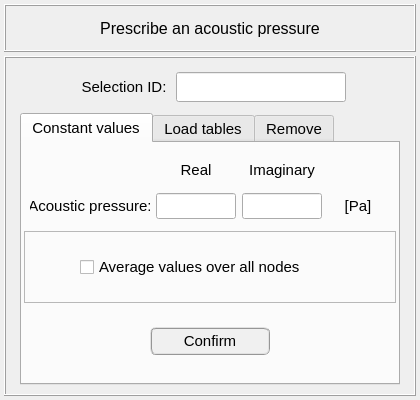
Qt form data/ui_files/model/acoustic/acoustic_pressure_input.ui (MOPT-UFSC/VIBRA) before a commit.
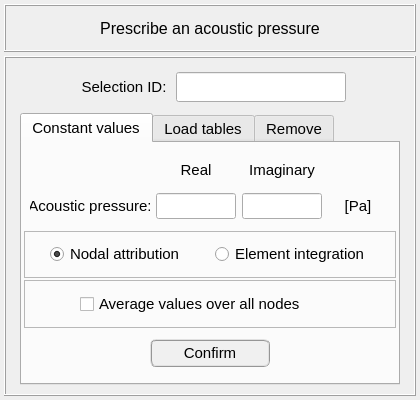
The same form after that commit.

Commit message: Add controls to acoustic model excitations #19

The edit to the form file:
```diff
--- a/data/ui_files/model/acoustic/acoustic_pressure_input.ui
+++ b/data/ui_files/model/acoustic/acoustic_pressure_input.ui
@@ -299,7 +299,7 @@
           <property name="spacing">
            <number>2</number>
           </property>
-          <item row="1" column="0">
+          <item row="2" column="0">
            <widget class="QFrame" name="frame_20">
             <property name="frameShape">
              <enum>QFrame::StyledPanel</enum>
@@ -330,7 +330,7 @@
             </layout>
            </widget>
           </item>
-          <item row="2" column="0">
+          <item row="3" column="0">
            <widget class="QFrame" name="frame_7">
             <property name="minimumSize">
              <size>
@@ -660,6 +660,89 @@
             </layout>
            </widget>
           </item>
+          <item row="1" column="0">
+           <widget class="QFrame" name="frame_24">
+            <property name="frameShape">
+             <enum>QFrame::StyledPanel</enum>
+            </property>
+            <property name="frameShadow">
+             <enum>QFrame::Raised</enum>
+            </property>
+            <layout class="QGridLayout" name="gridLayout_17">
+             <property name="leftMargin">
+              <number>0</number>
+             </property>
+             <property name="topMargin">
+              <number>0</number>
+             </property>
+             <property name="rightMargin">
+              <number>0</number>
+             </property>
+             <property name="bottomMargin">
+              <number>0</number>
+             </property>
+             <item row="0" column="0">
+              <widget class="QFrame" name="frame_28">
+               <property name="frameShape">
+                <enum>QFrame::NoFrame</enum>
+               </property>
+               <property name="frameShadow">
+                <enum>QFrame::Raised</enum>
+               </property>
+              </widget>
+             </item>
+             <item row="0" column="1">
+              <widget class="QRadioButton" name="radioButton_nodal_attribution_constant">
+               <property name="maximumSize">
+                <size>
+                 <width>16777215</width>
+                 <height>16777215</height>
+                </size>
+               </property>
+               <property name="text">
+                <string>Nodal attribution</string>
+               </property>
+               <property name="checked">
+                <bool>true</bool>
+               </property>
+              </widget>
+             </item>
+             <item row="0" column="2">
+              <widget class="QFrame" name="frame_29">
+               <property name="frameShape">
+                <enum>QFrame::NoFrame</enum>
+               </property>
+               <property name="frameShadow">
+                <enum>QFrame::Raised</enum>
+               </property>
+              </widget>
+             </item>
+             <item row="0" column="3">
+              <widget class="QRadioButton" name="radioButton_element_intetgration_constant">
+               <property name="maximumSize">
+                <size>
+                 <width>16777215</width>
+                 <height>16777215</height>
+                </size>
+               </property>
+               <property name="text">
+                <string>Element integration</string>
+               </property>
+              </widget>
+             </item>
+             <item row="0" column="4">
+              <widget class="QFrame" name="frame_30">
+               <property name="frameShape">
+                <enum>QFrame::NoFrame</enum>
+               </property>
+               <property name="frameShadow">
+                <enum>QFrame::Raised</enum>
+               </property>
+              </widget>
+             </item>
+            </layout>
+           </widget>
+          </item>
          </layout>
         </widget>
         <widget class="QWidget" name="tab_load_tables">
```
Left out of the diff: 191 changed lines with no effect on the pictures. The commit also changes 10 other files.
